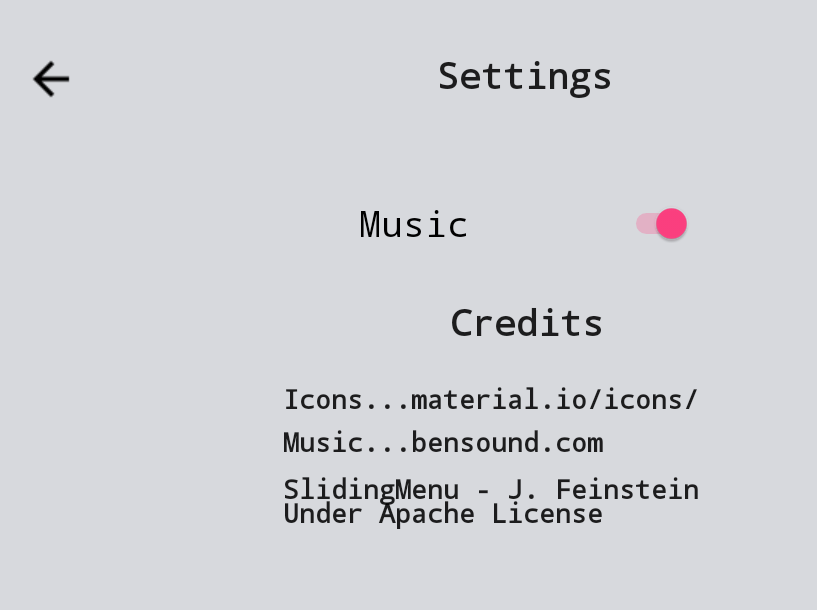
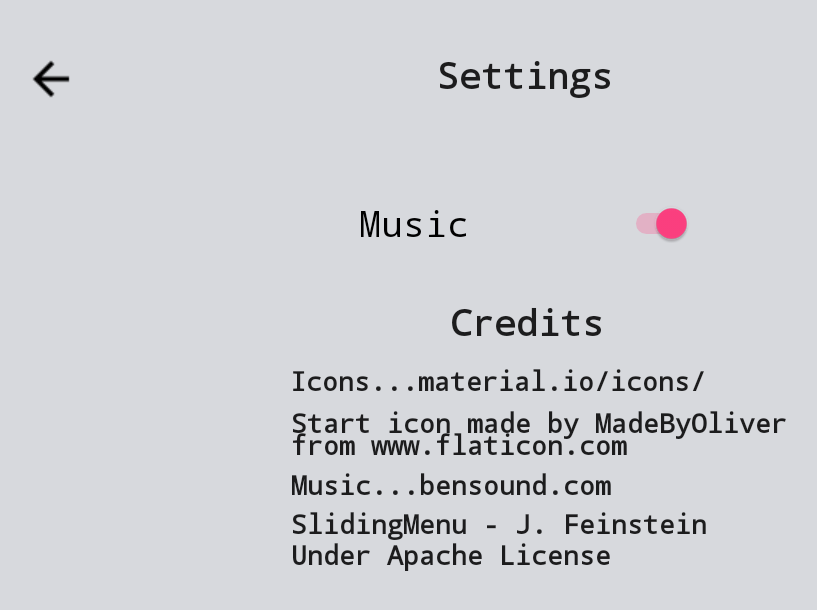
Before and after one commit to ndalton12/AppsForGoodGame, an Android app: the SettingMenu screen opened directly, with no data from a screen before it, on a phone screen of 824 x 412 dp (held sideways). Shown: the top 610 px of the screen, without its empty margins (93-910 px from the left). Run offline under Robolectric (Android 15) with nearby library versions, the phone set to English and light mode, and no system bars.

Commit message:
Updated start screen to look better and added credit for it

```diff
--- a/app/src/main/res/layout/setting_menu.xml
+++ b/app/src/main/res/layout/setting_menu.xml
@@ -26,11 +26,11 @@
         android:textSize="18sp"
         android:textStyle="bold"
         app:layout_constraintBottom_toBottomOf="parent"
-        app:layout_constraintHorizontal_bias="0.52"
+        app:layout_constraintHorizontal_bias="0.48"
         app:layout_constraintLeft_toLeftOf="@+id/textView4"
         app:layout_constraintRight_toRightOf="@+id/textView4"
         app:layout_constraintTop_toTopOf="parent"
-        app:layout_constraintVertical_bias="0.74"
+        app:layout_constraintVertical_bias="0.818"
         tools:ignore="RtlHardcoded,TextViewEdits,UnusedAttribute" />
 
     <TextView
@@ -53,11 +53,11 @@
         android:textSize="18sp"
         android:textStyle="bold"
         app:layout_constraintBottom_toBottomOf="parent"
-        app:layout_constraintHorizontal_bias="0.52"
+        app:layout_constraintHorizontal_bias="0.48"
         app:layout_constraintLeft_toLeftOf="@+id/textView4"
         app:layout_constraintRight_toRightOf="@+id/textView4"
         app:layout_constraintTop_toTopOf="parent"
-        app:layout_constraintVertical_bias="0.868"
+        app:layout_constraintVertical_bias="0.944"
         tools:ignore="RtlHardcoded,TextViewEdits,UnusedAttribute" />
 
     <TextView
@@ -80,11 +80,11 @@
         android:textSize="18sp"
         android:textStyle="bold"
         app:layout_constraintBottom_toBottomOf="parent"
-        app:layout_constraintHorizontal_bias="0.53"
+        app:layout_constraintHorizontal_bias="0.48"
         app:layout_constraintLeft_toLeftOf="@+id/textView4"
         app:layout_constraintRight_toRightOf="@+id/textView4"
         app:layout_constraintTop_toTopOf="parent"
-        app:layout_constraintVertical_bias="0.825"
+        app:layout_constraintVertical_bias="0.889"
         tools:ignore="RtlHardcoded,TextViewEdits,UnusedAttribute" />
 
     <TextView
@@ -110,7 +110,62 @@
         app:layout_constraintLeft_toLeftOf="parent"
         app:layout_constraintRight_toRightOf="parent"
         app:layout_constraintTop_toTopOf="parent"
-        app:layout_constraintVertical_bias="0.663"
+        app:layout_constraintVertical_bias="0.631"
+        tools:ignore="RtlHardcoded,TextViewEdits,UnusedAttribute"
+        app:layout_constraintHorizontal_bias="0.511" />
+
+    <TextView
+        android:id="@+id/textView8"
+        android:layout_width="375dp"
+        android:layout_height="26dp"
+        android:layout_marginBottom="8dp"
+        android:layout_marginEnd="8dp"
+        android:layout_marginLeft="8dp"
+        android:layout_marginRight="0dp"
+        android:layout_marginStart="8dp"
+        android:layout_marginTop="8dp"
+        android:ems="10"
+        android:fontFamily="monospace"
+        android:gravity="left"
+        android:inputType="textPersonName"
+        android:text="@string/Start_icon_credit"
+        android:textAllCaps="false"
+        android:textAppearance="@style/TextAppearance.AppCompat"
+        android:textSize="18sp"
+        android:textStyle="bold"
+        app:layout_constraintBottom_toBottomOf="parent"
+        app:layout_constraintHorizontal_bias="0.116"
+        app:layout_constraintLeft_toLeftOf="@+id/textView4"
+        app:layout_constraintRight_toRightOf="@+id/textView4"
+        app:layout_constraintTop_toTopOf="parent"
+        app:layout_constraintVertical_bias="0.707"
+        tools:ignore="RtlHardcoded,TextViewEdits,UnusedAttribute" />
+
+    <TextView
+        android:id="@+id/textView9"
+        android:layout_width="375dp"
+        android:layout_height="26dp"
+        android:layout_marginBottom="8dp"
+        android:layout_marginEnd="8dp"
+        android:layout_marginLeft="8dp"
+        android:layout_marginRight="0dp"
+        android:layout_marginStart="8dp"
+        android:layout_marginTop="8dp"
+        android:ems="10"
+        android:fontFamily="monospace"
+        android:gravity="left"
+        android:inputType="textPersonName"
+        android:text="@string/start_icon_credit_2"
+        android:textAllCaps="false"
+        android:textAppearance="@style/TextAppearance.AppCompat"
+        android:textSize="18sp"
+        android:textStyle="bold"
+        app:layout_constraintBottom_toBottomOf="parent"
+        app:layout_constraintHorizontal_bias="0.116"
+        app:layout_constraintLeft_toLeftOf="@+id/textView4"
+        app:layout_constraintRight_toRightOf="@+id/textView4"
+        app:layout_constraintTop_toTopOf="parent"
+        app:layout_constraintVertical_bias="0.746"
         tools:ignore="RtlHardcoded,TextViewEdits,UnusedAttribute" />
 
     <TextView
--- a/app/src/main/res/layout/start_screen.xml
+++ b/app/src/main/res/layout/start_screen.xml
@@ -34,20 +34,20 @@
             app:layout_constraintLeft_toLeftOf="parent"
             app:layout_constraintRight_toRightOf="parent"
             app:layout_constraintTop_toTopOf="parent"
-            app:layout_constraintVertical_bias="0.199"
+            app:layout_constraintVertical_bias="0.13"
             tools:ignore="TextViewEdits,UnusedAttribute"
             app:layout_constraintHorizontal_bias="0.502" />
 
         <ImageView
-            android:id="@+id/wallet"
-            android:layout_width="109dp"
-            android:layout_height="94dp"
+            android:id="@id/icon"
+            android:layout_width="200dp"
+            android:layout_height="200dp"
             android:layout_marginBottom="8dp"
             android:layout_marginLeft="8dp"
             android:layout_marginRight="8dp"
             android:layout_marginTop="8dp"
             android:contentDescription=""
-            android:src="@drawable/wallet"
+            android:src="@drawable/money_icon"
             app:layout_constraintBottom_toTopOf="@+id/string_start_game"
             app:layout_constraintLeft_toLeftOf="parent"
             app:layout_constraintRight_toRightOf="parent"
@@ -58,7 +58,8 @@
 
         <Button
             android:id="@+id/string_start_game"
-            android:layout_width="200dp"
+            style="@android:style/Widget.Button"
+            android:layout_width="250dp"
             android:layout_height="wrap_content"
             android:layout_marginBottom="8dp"
             android:layout_marginLeft="8dp"
@@ -66,11 +67,12 @@
             android:layout_marginTop="8dp"
             android:onClick="startGame"
             android:text="@string/start_game"
+            android:textSize="25sp"
             app:layout_constraintBottom_toBottomOf="parent"
             app:layout_constraintLeft_toLeftOf="parent"
             app:layout_constraintRight_toRightOf="parent"
             app:layout_constraintTop_toTopOf="parent"
-            app:layout_constraintVertical_bias="0.709" />
+            app:layout_constraintVertical_bias="0.868" />
 
     </android.support.constraint.ConstraintLayout>
 
--- a/app/src/main/res/values/strings.xml
+++ b/app/src/main/res/values/strings.xml
@@ -23,4 +23,6 @@
     <string name="_0">0</string>
     <string name="slidingmenu_j_feinstein">SlidingMenu - J. Feinstein</string>
     <string name="under_apache_license">Under Apache License</string>
+    <string name="Start_icon_credit">Start icon made by MadeByOliver</string>
+    <string name="start_icon_credit_2">from www.flaticon.com</string>
 </resources>
```
Also changed, not shown: app/src/main/res/drawable/money_icon.png (added).
